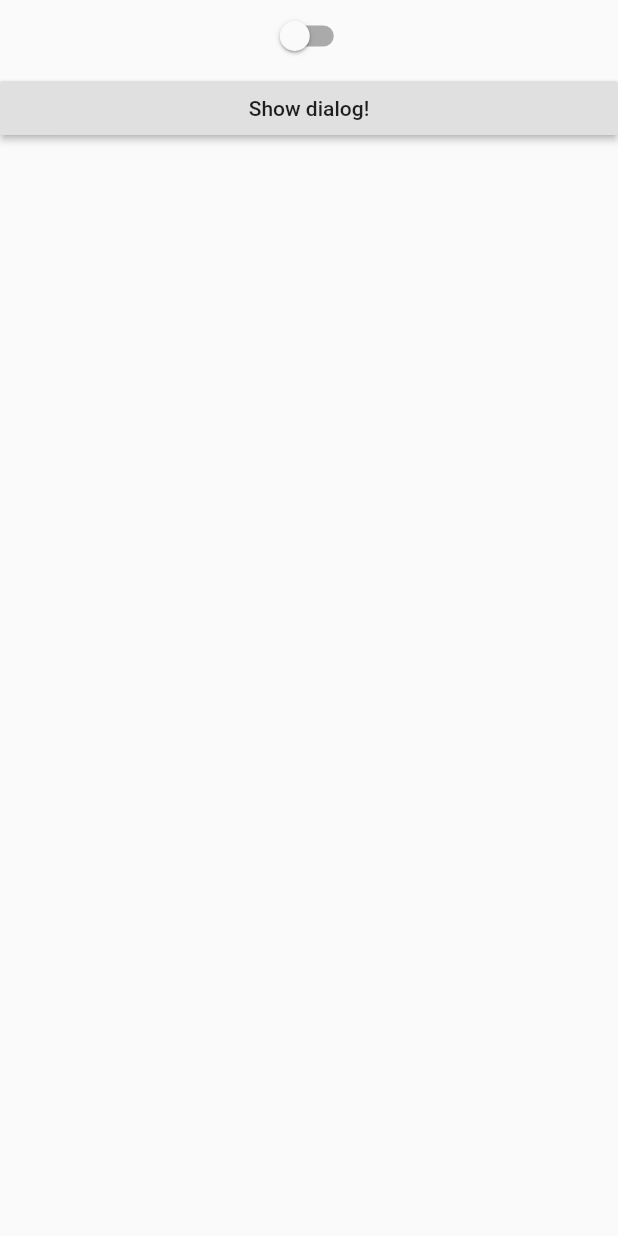
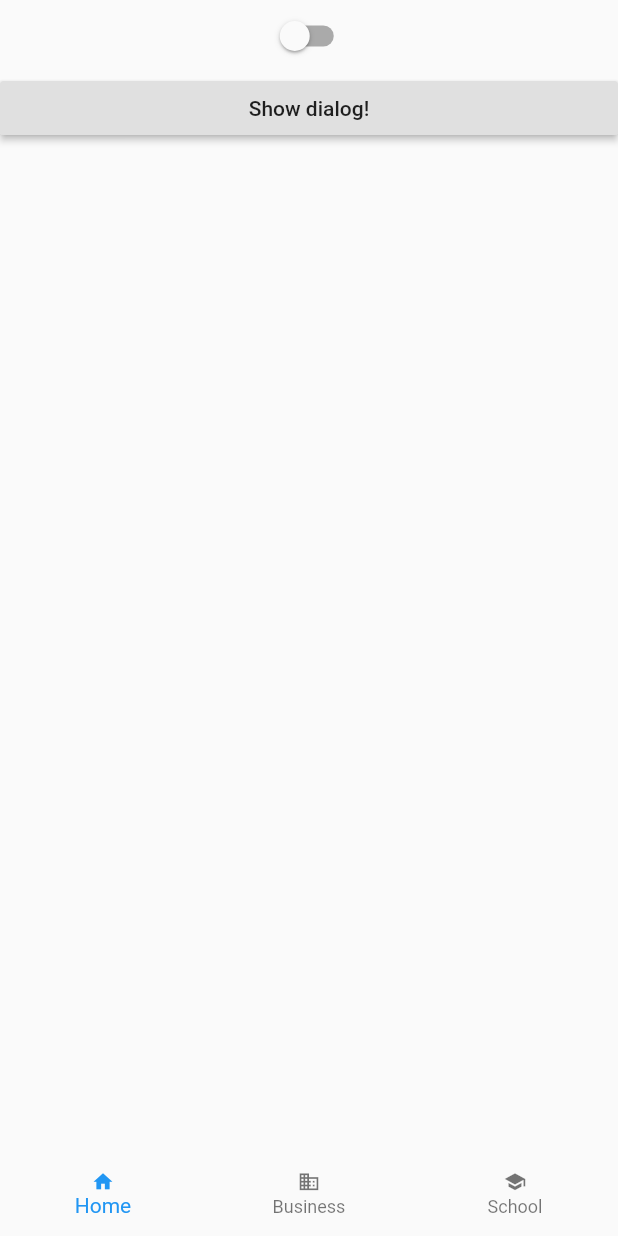
Before and after one commit to enzotiezzi/zcomponents, a Flutter app: the screen it shows after launch, on a phone screen of 412 x 824 dp. Run offline on Flutter 3.47's test engine with Material 2 defaults, Android fonts, the phone set to English and light mode, and no system bars.

```diff
--- a/example/lib/main.dart
+++ b/example/lib/main.dart
@@ -4,6 +4,8 @@ import 'dart:async';
 import 'package:flutter/services.dart';
 import 'package:z_components/z_switch.dart';
 import 'package:z_components/z_picker.dart';
+import 'package:z_components/z_tabbar.dart';
+
 
 void main() => runApp(MyApp());
 
@@ -48,7 +50,31 @@ class Home extends StatelessWidget {
                 },
               );
             }),
+
       ]),
+      bottomNavigationBar: ZtabBar(
+        items: const <BottomNavigationBarItem>[
+          BottomNavigationBarItem(
+            icon: Icon(Icons.home),
+            title: Text('Home'),
+          ),
+          BottomNavigationBarItem(
+            icon: Icon(Icons.business),
+            title: Text('Business'),
+          ),
+          BottomNavigationBarItem(
+            icon: Icon(Icons.school),
+            title: Text('School'),
+          ),
+        ],
+        currentIndex: 0,
+       iconSize: 15,
+       elevation: 0.0,
+       inactiveColor: Colors.red,
+       activeColor: Colors.black,
+       // currentIndex: _selectedIndex,
+      ),
     );
   }
+
 }
--- /dev/null
+++ b/lib/z_tabbar.dart
@@ -0,0 +1,77 @@
+import 'dart:io';
+import 'package:flutter/cupertino.dart';
+import 'package:flutter/material.dart';
+
+
+class ZtabBar extends StatelessWidget {
+  Widget zTabBar;
+  BuildContext context;
+  List<BottomNavigationBarItem> items;
+  ValueChanged<int> onTap;
+  int currentIndex;
+  Color backgroundColor;
+  Color activeColor;
+  Color inactiveColor;
+  double iconSize;
+  Border border;
+
+
+  double elevation;
+  Color selectedItemColor;
+  Color unselectedItemColor;
+  Color get fixedColor => selectedItemColor;
+
+  ZtabBar({
+    Key key,
+    this.items,
+    this.backgroundColor,
+    this.activeColor,
+    this.inactiveColor = CupertinoColors.inactiveGray,
+    this.iconSize,
+    this.border,
+    this.currentIndex,
+    this.elevation,
+    this.selectedItemColor,
+    this.unselectedItemColor
+  })  : assert(items != null),
+        assert(
+        items.length >= 2,
+        "Tabs need at least 2 items to conform to Apple's HIG",
+        ),
+        assert(currentIndex != null),
+        assert(0 <= currentIndex && currentIndex < items.length),
+        assert(iconSize != null),
+        assert(inactiveColor != null),
+        super(key: key) {
+
+    if (Platform.isAndroid) {
+      zTabBar = new BottomNavigationBar(
+        iconSize: this.iconSize,
+        items: this.items,
+        backgroundColor: this.backgroundColor,
+        selectedItemColor: this.selectedItemColor,
+        onTap: this.onTap,
+        elevation: this.elevation,
+        unselectedItemColor: unselectedItemColor,
+      );
+    } else {
+      zTabBar = new CupertinoTabBar(
+        iconSize: this.iconSize,
+        items: this.items,
+        backgroundColor: this.backgroundColor,
+        activeColor: this.selectedItemColor,
+        onTap: this.onTap,
+        inactiveColor: this.inactiveColor,
+      );
+    }
+  }
+
+  @override
+  Widget build(BuildContext context) {
+    // TODO: implement build
+    return zTabBar;
+  }
+
+
+
+}
```
